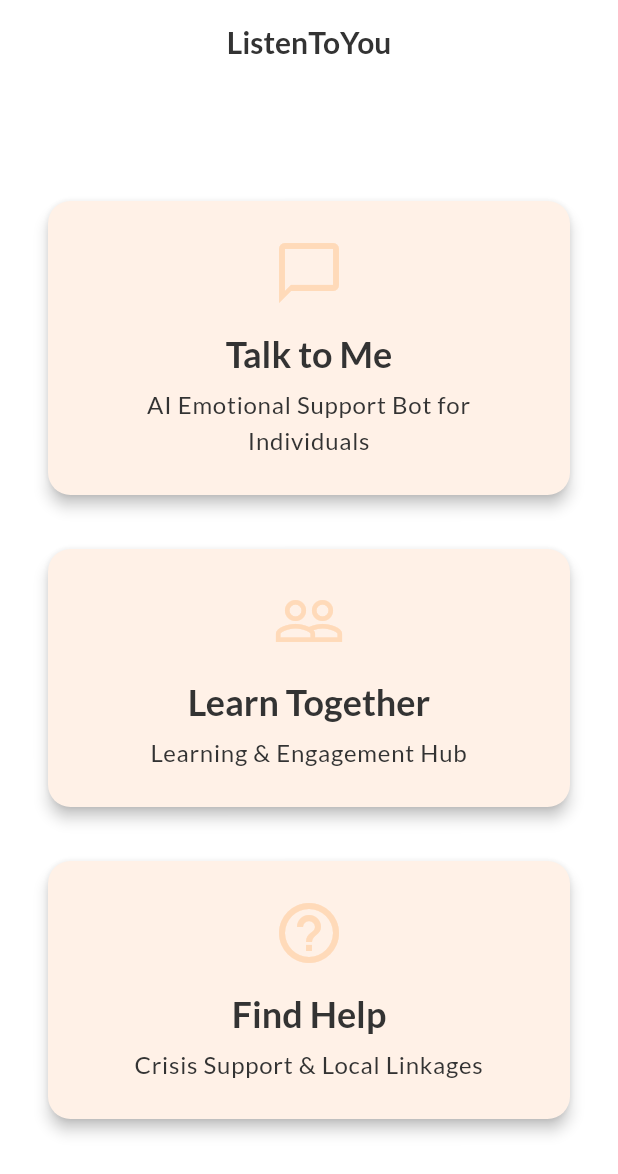
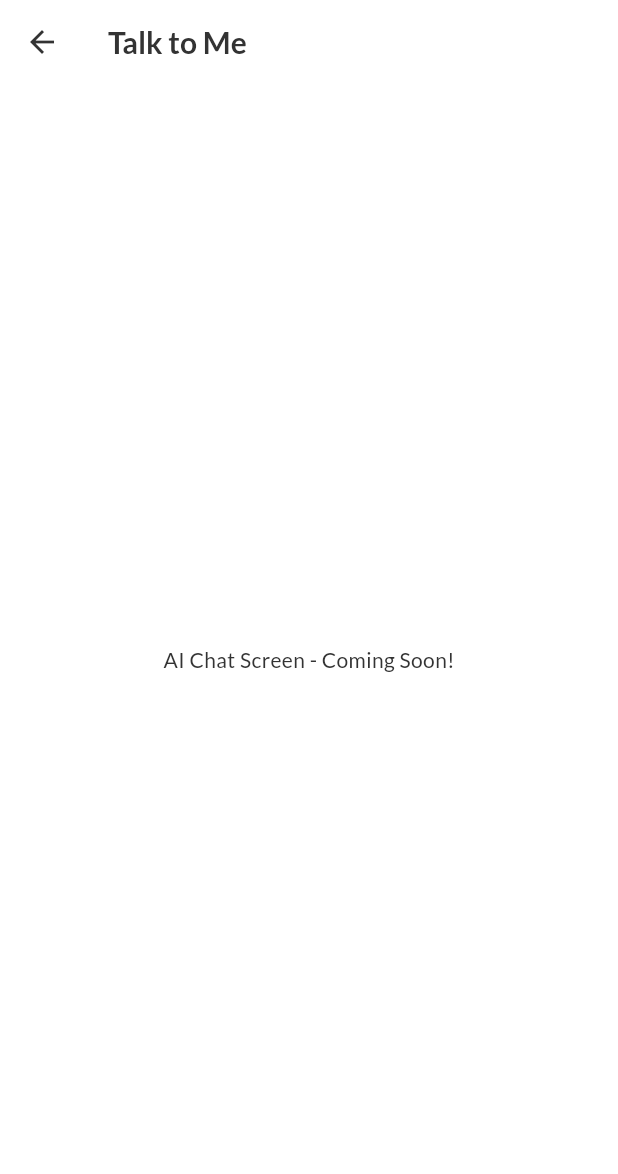
Before and after one commit to could-ai/019a4b1f-481f-713d-88e4-6ae9b5c58318, a Flutter app: the screen it shows after launch, after a tap on "Talk to Me", on a phone screen of 412 x 824 dp. Shown: the top 1174 px of the screen. Run offline on Flutter 3.47's test engine with Material 3 defaults, Android fonts, the phone set to English and light mode, and no system bars; our stand-ins replace google_fonts.

Commit message:
This file has been updated to implement a named routing system, which is essential for navigating between different screens in the app. By defining routes for the AI Chat, Learning Hub, and Crisis Support screens, I've established a clear and scalable navigation structure that improves organization and maintainability. This change ensures that the app can seamlessly transition between its core features.; I've updated this file to enable navigation from the main feature cards to their respective screens. By connecting the 'onTap' events to the newly defined named routes, users can now access the "Talk to Me," "Learn Together," and "Find Help" sections. This change transforms the home screen from a static layout into an interactive hub, forming the foundation of the app's user flow.; This new file creates a dedicated screen for the "Talk to Me" feature, which will house the AI emotional support bot. By setting up this placeholder, I've laid the groundwork for developing the chat interface and integrating the AI model. This screen serves as a distinct entry point for users seeking individual support, ensuring a focused and organized app structure.; I've created this file to establish a dedicated screen for the "Learn Together" feature, which will serve as the app's learning and engagement hub. This placeholder screen is the foundation for future development of informational content, community features, and relationship-strengthening activities. It ensures a clear and organized structure, separating this key feature into its own module.; This new file introduces a dedicated screen for the "Find Help" feature, which is critical for providing users with access to crisis support and local resources. By creating this placeholder, I've established the foundation for integrating features like one-tap helpline access and location-based resource mapping. This ensures that the app's most critical support functions are organized and easily accessible.

```diff
--- a/usr/lib/home_screen.dart
+++ b/usr/lib/home_screen.dart
@@ -1,3 +1,6 @@
+import 'package:couldai_user_app/screens/ai_chat_screen.dart';
+import 'package:couldai_user_app/screens/crisis_support_screen.dart';
+import 'package:couldai_user_app/screens/learning_hub_screen.dart';
 import 'package:flutter/material.dart';
 
 class HomeScreen extends StatelessWidget {
@@ -22,7 +25,7 @@ class HomeScreen extends StatelessWidget {
               title: "Talk to Me",
               description: "AI Emotional Support Bot for Individuals",
               onTap: () {
-                // Navigate to AI Chat
+                Navigator.pushNamed(context, AiChatScreen.routeName);
               },
             ),
             const SizedBox(height: 20),
@@ -32,7 +35,7 @@ class HomeScreen extends StatelessWidget {
               title: "Learn Together",
               description: "Learning & Engagement Hub",
               onTap: () {
-                // Navigate to Learning Hub
+                Navigator.pushNamed(context, LearningHubScreen.routeName);
               },
             ),
             const SizedBox(height: 20),
@@ -42,7 +45,7 @@ class HomeScreen extends StatelessWidget {
               title: "Find Help",
               description: "Crisis Support & Local Linkages",
               onTap: () {
-                // Navigate to Crisis Support
+                Navigator.pushNamed(context, CrisisSupportScreen.routeName);
               },
             ),
           ],
--- a/usr/lib/main.dart
+++ b/usr/lib/main.dart
@@ -1,4 +1,7 @@
 import 'package:couldai_user_app/home_screen.dart';
+import 'package:couldai_user_app/screens/ai_chat_screen.dart';
+import 'package:couldai_user_app/screens/crisis_support_screen.dart';
+import 'package:couldai_user_app/screens/learning_hub_screen.dart';
 import 'package:couldai_user_app/theme.dart';
 import 'package:flutter/material.dart';
 
@@ -15,7 +18,13 @@ class MyApp extends StatelessWidget {
       title: 'ListenToYou',
       debugShowCheckedModeBanner: false,
       theme: AppTheme.theme,
-      home: const HomeScreen(),
+      initialRoute: '/',
+      routes: {
+        '/': (context) => const HomeScreen(),
+        AiChatScreen.routeName: (context) => const AiChatScreen(),
+        LearningHubScreen.routeName: (context) => const LearningHubScreen(),
+        CrisisSupportScreen.routeName: (context) => const CrisisSupportScreen(),
+      },
     );
   }
 }
--- /dev/null
+++ b/usr/lib/screens/ai_chat_screen.dart
@@ -0,0 +1,19 @@
+import 'package:flutter/material.dart';
+
+class AiChatScreen extends StatelessWidget {
+  const AiChatScreen({super.key});
+
+  static const String routeName = '/ai-chat';
+
+  @override
+  Widget build(BuildContext context) {
+    return Scaffold(
+      appBar: AppBar(
+        title: const Text('Talk to Me'),
+      ),
+      body: const Center(
+        child: Text('AI Chat Screen - Coming Soon!'),
+      ),
+    );
+  }
+}
```
Also changed, not shown: usr/lib/screens/crisis_support_screen.dart (added, +19 -0 lines), usr/lib/screens/learning_hub_screen.dart (added, +19 -0 lines).
